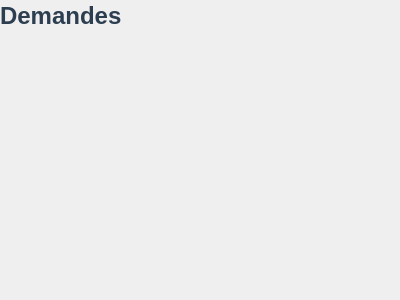
The window that GUI/UI/demandesPage.ui (Med-Atir/E-class-desktop-version-) describes before a commit, drawn with Qt 5.
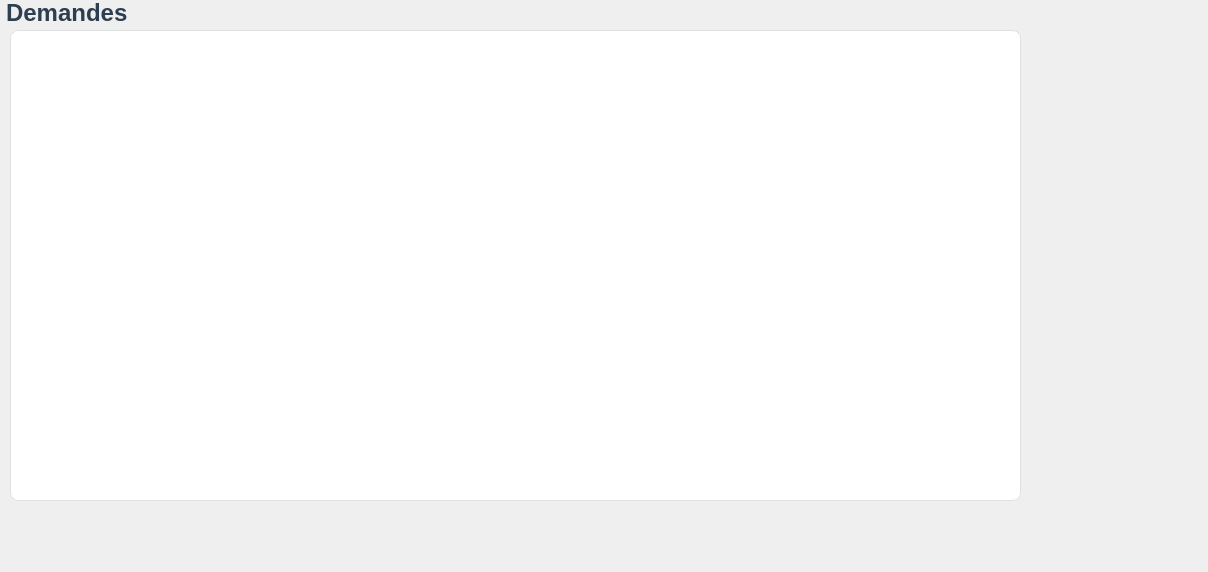
The same window after the commit.

Diff of the .ui file:
```diff
--- a/GUI/UI/demandesPage.ui
+++ b/GUI/UI/demandesPage.ui
@@ -6,13 +6,102 @@
    <rect>
     <x>0</x>
     <y>0</y>
-    <width>400</width>
-    <height>300</height>
+    <width>1208</width>
+    <height>572</height>
    </rect>
   </property>
   <property name="windowTitle">
    <string>DemandesWidgets</string>
   </property>
+  <property name="styleSheet">
+   <string notr="true">QWidget {
+    font-family: &quot;Segoe UI&quot;, &quot;Helvetica Neue&quot;, Arial, sans-serif;
+    font-size: 14px;
+    color: #2c3e50; 
+}
+
+QLabel {
+    font-size: 22px;
+    font-weight: bold;
+    color: brown; 
+    padding-bottom: 5px;
+}
+QTableWidget {
+    background-color: #ffffff;
+    alternate-background-color: #f8f9fa; 
+    border: 1px solid #e0e0e0;
+    border-radius: 8px; 
+    gridline-color: #eeeeee;
+    selection-background-color: #3498db; 
+    selection-color: #ffffff;
+    padding: 5px;
+}
+
+QHeaderView::section {
+    background-color: #2c3e50; 
+    color: white;
+    font-weight: bold;
+    font-size: 13px;
+    padding: 8px;
+    border: none;
+    border-right: 1px solid #34495e;
+}
+
+QTableCornerButton::section {
+    background-color: #2c3e50;
+    border: none;
+}
+
+QLineEdit, QTextEdit {
+    background-color: #ffffff;
+    border: 2px solid #e2e8f0;
+    border-radius: 6px;
+    padding: 8px;
+    color: #333333;
+}
+
+QLineEdit:focus, QTextEdit:focus {
+    border: 2px solid #3498db;
+    background-color: #fbfdff;
+}
+QComboBox {
+    background-color: #ffffff;
+    border: 2px solid #e2e8f0;
+    border-radius: 6px;
+    padding: 6px 15px;
+    color: #333333;
+    font-weight: bold;
+}
+
+QComboBox:hover, QComboBox:focus {
+    border: 2px solid #3498db;
+}
+QComboBox::drop-down {
+    subcontrol-origin: padding;
+    subcontrol-position: top right;
+    width: 30px;
+    border-left: 1px solid #e2e8f0;
+    border-top-right-radius: 6px;
+    border-bottom-right-radius: 6px;
+}
+QPushButton {
+    background-color: #3498db; 
+    color: white;
+    border: none;
+    border-radius: 6px;
+    padding: 10px 20px;
+    font-weight: bold;
+    font-size: 15px;
+}
+
+QPushButton:hover {
+    background-color: #2980b9; 
+}
+
+QPushButton:pressed {
+    background-color: #1f618d;
+}</string>
+  </property>
   <widget class="QLabel" name="label">
    <property name="geometry">
     <rect>
@@ -32,6 +121,29 @@
     <string>Demandes</string>
    </property>
   </widget>
+  <widget class="QLabel" name="msgVide">
+   <property name="geometry">
+    <rect>
+     <x>10</x>
+     <y>50</y>
+     <width>891</width>
+     <height>71</height>
+    </rect>
+   </property>
+   <property name="text">
+    <string/>
+   </property>
+  </widget>
+  <widget class="QTableWidget" name="tabDemandes">
+   <property name="geometry">
+    <rect>
+     <x>10</x>
+     <y>30</y>
+     <width>1011</width>
+     <height>471</height>
+    </rect>
+   </property>
+  </widget>
  </widget>
  <resources/>
  <connections/>
```
